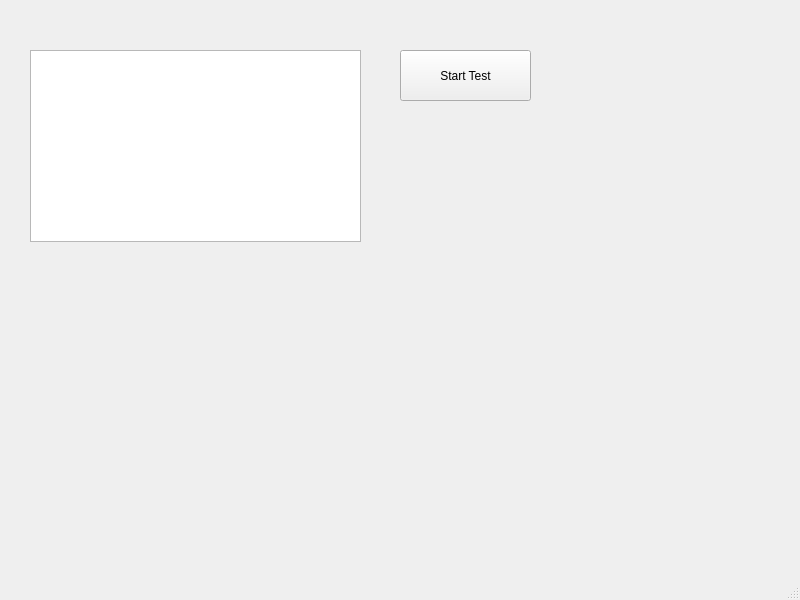
Qt form UI/mainwindow.ui (airjason13/pyTestMulticast) before a commit.
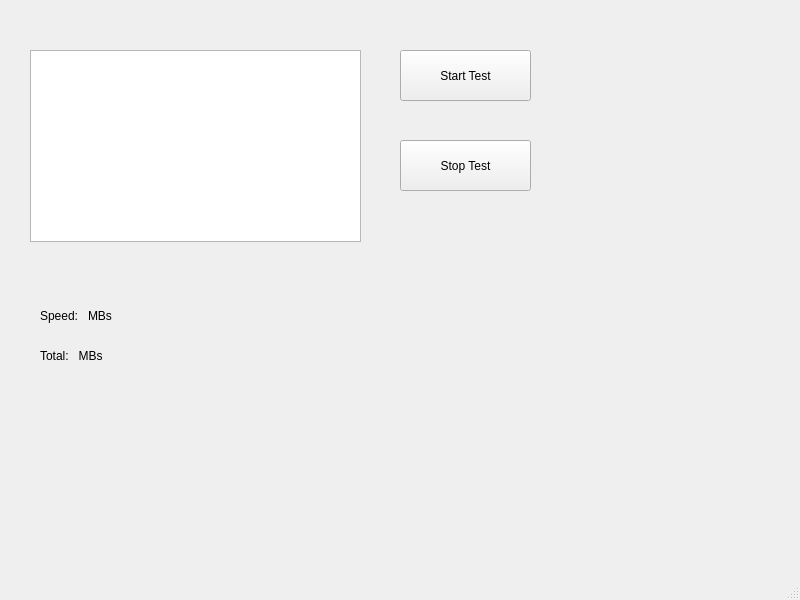
The same form after that commit.

Commit message: add profile label

```diff
--- a/UI/mainwindow.ui
+++ b/UI/mainwindow.ui
@@ -37,6 +37,45 @@
      <string>Start Test</string>
     </property>
    </widget>
+   <widget class="QPushButton" name="btn_stop_test">
+    <property name="geometry">
+     <rect>
+      <x>400</x>
+      <y>140</y>
+      <width>131</width>
+      <height>51</height>
+     </rect>
+    </property>
+    <property name="text">
+     <string>Stop Test</string>
+    </property>
+   </widget>
+   <widget class="QLabel" name="label_profile_per_sec">
+    <property name="geometry">
+     <rect>
+      <x>40</x>
+      <y>300</y>
+      <width>151</width>
+      <height>31</height>
+     </rect>
+    </property>
+    <property name="text">
+     <string>Speed:   MBs</string>
+    </property>
+   </widget>
+   <widget class="QLabel" name="label_profile_total">
+    <property name="geometry">
+     <rect>
+      <x>40</x>
+      <y>340</y>
+      <width>151</width>
+      <height>31</height>
+     </rect>
+    </property>
+    <property name="text">
+     <string>Total:   MBs</string>
+    </property>
+   </widget>
   </widget>
   <widget class="QMenuBar" name="menubar">
    <property name="geometry">
```
The commit also changes 5 other files.
